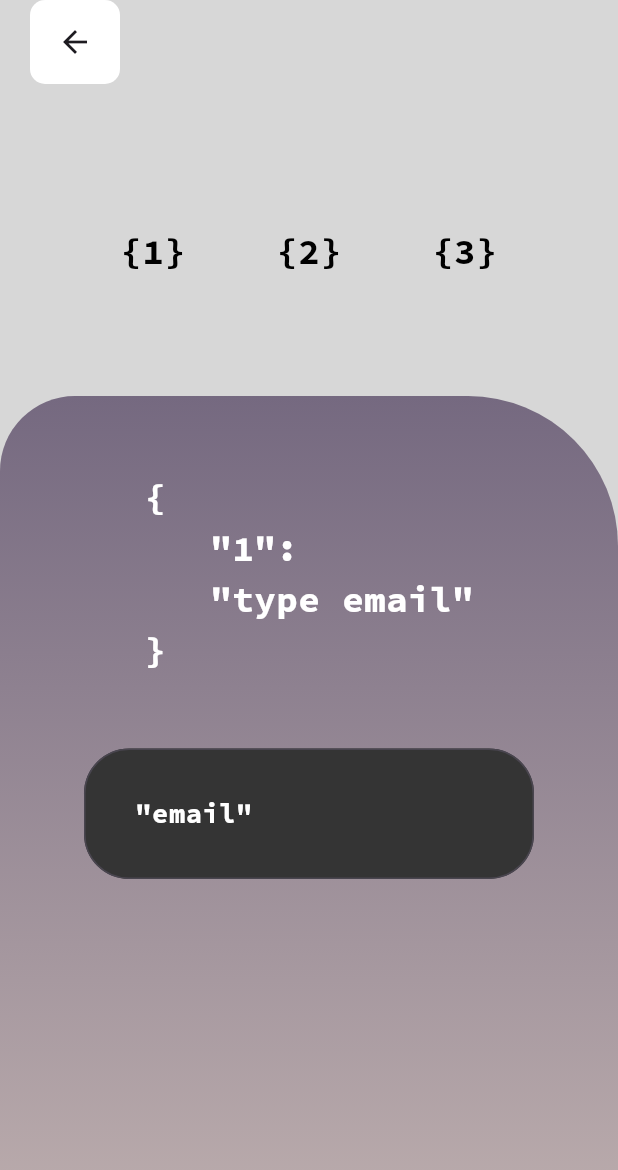
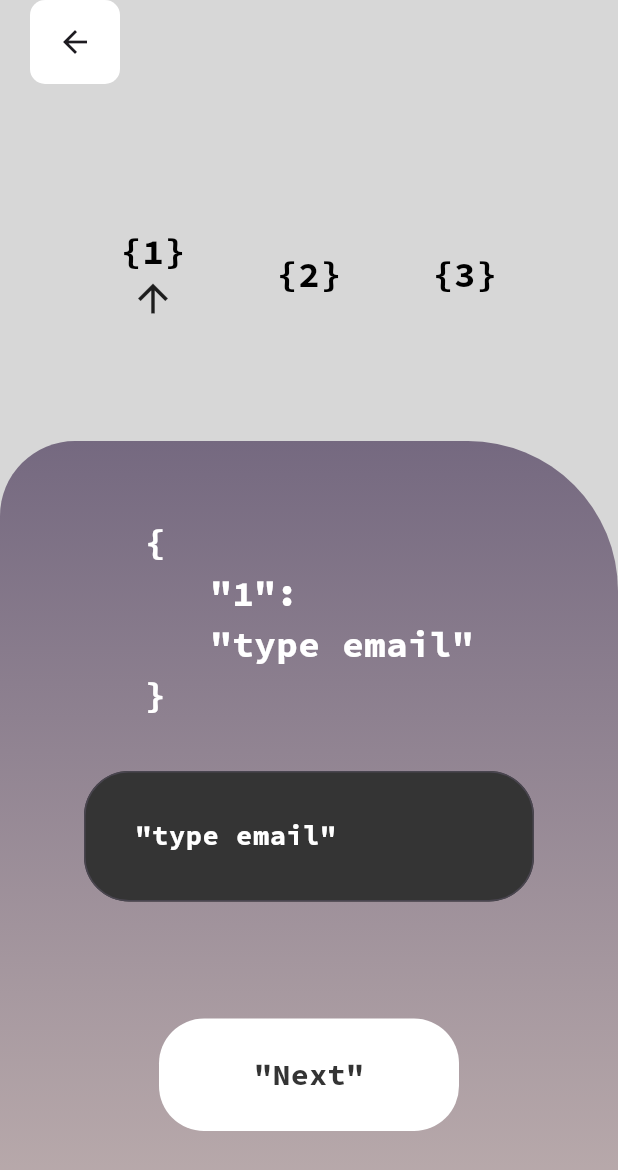
Before and after one commit to aoiorio/Volcano, a Flutter app: the SignUpStepPage screen opened by its route, on a phone screen of 412 x 824 dp. Shown: the top 1170 px of the screen. Run offline on Flutter 3.47's test engine with Material 3 defaults, Android fonts, the phone set to English and light mode, and no system bars; our stand-ins replace flutter_riverpod, go_router, riverpod.

Commit message:
💡 feat: SignUpStepPage

```diff
--- /dev/null
+++ b/lib/presentation/component/sign_up/sign_up_main_button.dart
@@ -0,0 +1,40 @@
+import 'package:flutter/material.dart';
+import 'package:volcano/presentation/component/bounced_button.dart';
+
+class SignUpMainButton extends StatelessWidget {
+  const SignUpMainButton({
+    super.key,
+    required this.title,
+    required this.onPress,
+  });
+
+  final String title;
+  final Function onPress;
+
+  @override
+  Widget build(BuildContext context) {
+    return SizedBox(
+      width: 200,
+      height: 75,
+      child: BouncedButton(
+        onPress: () {
+          onPress();
+        },
+        child: Container(
+          alignment: Alignment.center,
+          decoration: BoxDecoration(
+            color: Colors.white,
+            borderRadius: BorderRadius.circular(30),
+          ),
+          child: Text(
+            title,
+            style: Theme.of(context)
+                .textTheme
+                .bodyMedium!
+                .copyWith(fontSize: 20, color: const Color(0xff343434)),
+          ),
+        ),
+      ),
+    );
+  }
+}
--- a/lib/presentation/component/sign_up_text_shape.dart
+++ b/lib/presentation/component/sign_up/sign_up_text_shape.dart
@@ -1,29 +1,40 @@
 import 'package:flutter/material.dart';
+import 'package:flutter/services.dart';
 import 'package:flutter_riverpod/flutter_riverpod.dart';
+import 'package:go_router/go_router.dart';
+import 'package:volcano/presentation/component/sign_up/sign_up_main_button.dart';
 import 'package:volcano/presentation/provider/sign_up_page_providers.dart';
 
-class SignUpTextShape extends ConsumerWidget {
+class SignUpTextShape extends ConsumerStatefulWidget {
   const SignUpTextShape({
     super.key,
     required this.gradientColorBegin,
     required this.gradientColorEnd,
     required this.stepTitle,
     required this.hintString,
-    required this.textEditingController,
-    // required this.isFilledProvider,
   });
 
   final Color gradientColorBegin;
   final Color gradientColorEnd;
   final String stepTitle;
   final String hintString;
-  final TextEditingController textEditingController;
-  // final StateProvider isFilledProvider;
 
   @override
-  Widget build(BuildContext context, WidgetRef ref) {
+  ConsumerState<ConsumerStatefulWidget> createState() =>
+      _SignUpTextShapeState();
+}
+
+class _SignUpTextShapeState extends ConsumerState<SignUpTextShape> {
+  @override
+  Widget build(BuildContext context) {
+    // TODO: implement build
     double width = MediaQuery.of(context).size.width;
     double height = MediaQuery.of(context).size.height;
+    final textEditingController = ref
+        .watch(signUpTextEditingControllerProvider(widget.hintString).notifier)
+        .state;
+    final passwordText =
+        ref.watch(passwordTextControllerProvider.notifier).state.text;
 
     return Expanded(
       child: Stack(
@@ -39,7 +50,7 @@ class SignUpTextShape extends ConsumerWidget {
                   topRight: Radius.circular(100),
                 ),
                 gradient: LinearGradient(
-                  colors: [gradientColorBegin, gradientColorEnd],
+                  colors: [widget.gradientColorBegin, widget.gradientColorEnd],
                   begin: Alignment.topCenter,
                   end: Alignment.bottomCenter,
                 ),
@@ -49,7 +60,7 @@ class SignUpTextShape extends ConsumerWidget {
           Positioned(
             top: 50,
             child: Text(
-              stepTitle,
+              widget.stepTitle,
               style: Theme.of(context)
                   .textTheme
                   .bodyMedium!
@@ -57,22 +68,43 @@ class SignUpTextShape extends ConsumerWidget {
             ),
           ),
           Positioned(
-            // bottom: 20,
+            // top: 20,
             child: SizedBox(
               width: 300,
               height: 90,
               child: TextField(
                 controller: textEditingController,
                 onChanged: (value) {
-                  if (!value.contains("@") && hintString.contains("email")) {
+                  // NOTE Validations
+                  if (!value.contains("@") &&
+                      widget.hintString.contains("email")) {
                     ref.watch(isEmailFilledProvider.notifier).state = false;
-                  } else if (hintString.contains("email")) {
+                  } else if (widget.hintString.contains("email") &&
+                      value.trim().isNotEmpty &&
+                      value.length >= 3) {
                     ref.watch(isEmailFilledProvider.notifier).state = true;
-                  } else if (hintString == '"password"') {
-                    ref.watch(isPasswordFilledProvider.notifier).state = true;
-                  } else if (hintString == '"confirm pw') {
-                    ref.watch(isConfirmPasswordFilledProvider.notifier).state =
-                        true;
+                  }
+                  if (widget.hintString.contains("password")) {
+                    if (value.trim().isNotEmpty && value.length >= 4) {
+                      ref.watch(isPasswordFilledProvider.notifier).state = true;
+                    } else {
+                      ref.watch(isPasswordFilledProvider.notifier).state =
+                          false;
+                    }
+                  }
+                  if (widget.hintString.contains("confirm")) {
+                    if (value.trim().isNotEmpty &&
+                        passwordText.length == value.length &&
+                        passwordText == value &&
+                        value.length >= 4) {
+                      ref
+                          .watch(isConfirmPasswordFilledProvider.notifier)
+                          .state = true;
+                    } else {
+                      ref
+                          .watch(isConfirmPasswordFilledProvider.notifier)
+                          .state = false;
+                    }
                   }
                 },
                 cursorColor: Colors.grey,
@@ -81,7 +113,7 @@ class SignUpTextShape extends ConsumerWidget {
                   contentPadding: const EdgeInsets.all(30),
                   filled: true,
                   fillColor: const Color(0xff343434),
-                  hintText: hintString,
+                  hintText: widget.hintString,
                   border: OutlineInputBorder(
                     borderRadius: BorderRadius.circular(30),
                   ),
@@ -99,6 +131,21 @@ class SignUpTextShape extends ConsumerWidget {
               ),
             ),
           ),
+          Positioned(
+            top: 385,
+            child: SignUpMainButton(
+                title: widget.hintString.contains("confirm")
+                    ? '"Finish"'
+                    : '"Next"',
+                onPress: () {
+                  HapticFeedback.mediumImpact();
+                  widget.hintString.contains("confirm")
+                      ? context.pop()
+                      : ref
+                          .watch(stepCounterProvider.notifier)
+                          .update((state) => state + 1);
+                }),
+          )
         ],
       ),
     );
--- a/lib/presentation/page/sign_up/sign_up_step_page.dart
+++ b/lib/presentation/page/sign_up/sign_up_step_page.dart
@@ -4,7 +4,7 @@ import 'package:flutter_riverpod/flutter_riverpod.dart';
 import 'package:go_router/go_router.dart';
 import 'package:volcano/presentation/component/bounced_button.dart';
 import 'package:flutter/services.dart';
-import 'package:volcano/presentation/component/sign_up_text_shape.dart';
+import 'package:volcano/presentation/component/sign_up/sign_up_text_shape.dart';
 import 'package:volcano/presentation/provider/sign_up_page_providers.dart';
 
 // TODO Implement my own step by step feature by using List on so on.
@@ -13,35 +13,36 @@ class SignUpStepPage extends ConsumerWidget {
 
   @override
   Widget build(BuildContext context, WidgetRef ref) {
-    final emailTextController = ref.watch(emailTextControllerProvider);
-    final passwordTextController = ref.watch(passwordTextControllerProvider);
-    final confirmPasswordTextController =
-        ref.watch(confirmPasswordTextControllerProvider);
+    // ! DO NOT USE ref.watch(stepCounterProvider.notifier).state; because it won't work
+    final stepCount = ref.watch(stepCounterProvider);
 
     final List<Widget> stepPages = [
-      SignUpTextShape(
+      const SignUpTextShape(
         gradientColorBegin: Color(0xff756980),
         gradientColorEnd: Color(0xffBDAEAE),
         stepTitle: '{\n   "1": \n   "type email"\n}',
-        hintString: '"email"',
-        textEditingController: emailTextController,
+        hintString: '"type email"',
+        // textEditingController: emailTextController,
       ),
-      SignUpTextShape(
+      const SignUpTextShape(
         gradientColorBegin: Color(0xffB09C93),
         gradientColorEnd: Color(0xffBDAEAE),
-        stepTitle: '{\n   "1": \n   "type password"\n}',
-        hintString: '"password"',
-        textEditingController: passwordTextController,
+        stepTitle: '{\n   "2": \n   "type password"\n}',
+        hintString: '"type password"',
+        // textEditingController: passwordTextController,
       ),
-      SignUpTextShape(
+      const SignUpTextShape(
         gradientColorBegin: Color(0xff8A8E7C),
         gradientColorEnd: Color(0xffBDAEAE),
-        stepTitle: '{\n   "1": \n   "type confirm PW"\n}',
-        hintString: '"confirm PW"',
-        textEditingController: confirmPasswordTextController,
+        stepTitle: '{\n   "3": \n   "type confirm PW"\n}',
+        hintString: '"type confirm PW"',
+        // textEditingController: confirmPasswordTextController,
       ),
     ];
+
     return Scaffold(
+      // NOTE it means that when I show up keyboard, the widgets won't move
+      // resizeToAvoidBottomInset: false,
       appBar: AppBar(
         forceMaterialTransparency: true,
 
@@ -61,7 +62,9 @@ class SignUpStepPage extends ConsumerWidget {
             ),
             onPress: () {
               HapticFeedback.lightImpact();
-              context.pop(true);
+              stepCount >= 1
+                  ? ref.watch(stepCounterProvider.notifier).state -= 1
+                  : context.pop(true);
             },
           ),
         ),
@@ -78,31 +81,50 @@ class SignUpStepPage extends ConsumerWidget {
             const SizedBox(
               height: 150,
             ),
-            const Row(
+            Row(
               mainAxisAlignment: MainAxisAlignment.center,
               crossAxisAlignment: CrossAxisAlignment.center,
               children: [
                 Column(
                   children: [
-                    Text('{1}'),
+                    const Text('{1}'),
+                    stepCount == 0
+                        ? const Icon(
+                            Icons.arrow_upward_outlined,
+                            size: 30,
+                          )
+                        : const SizedBox()
                   ],
                 ),
-                SizedBox(width: 60),
+                const SizedBox(width: 60),
                 Column(
                   children: [
-                    Text('{2}'),
+                    const Text('{2}'),
+                    stepCount == 1
+                        ? const Icon(
+                            Icons.arrow_upward_outlined,
+                            size: 30,
+                          )
+                        : const SizedBox()
                   ],
                 ),
-                SizedBox(width: 60),
+                const SizedBox(width: 60),
                 Column(
                   children: [
-                    Text('{3}'),
+                    const Text('{3}'),
+                    stepCount == 2
+                        ? const Icon(
+                            Icons.arrow_upward_outlined,
+                            size: 30,
+                          )
+                        : const SizedBox()
                   ],
                 ),
               ],
             ),
             const SizedBox(height: 80),
-            stepPages[0]
+            // NOTE show page
+            stepPages[stepCount]
           ],
         ),
       ),
--- a/lib/presentation/provider/sign_up_page_providers.dart
+++ b/lib/presentation/provider/sign_up_page_providers.dart
@@ -12,6 +12,27 @@ final passwordTextControllerProvider =
 final confirmPasswordTextControllerProvider =
     StateProvider((ref) => TextEditingController());
 
+// NOTE family means that return TextEditingController value and get String value
+final signUpTextEditingControllerProvider =
+    StateProvider.family<TextEditingController, String>((ref, text) {
+  return text.contains("email")
+      ? ref.watch(emailTextControllerProvider)
+      : text.contains("password")
+          ? ref.watch(passwordTextControllerProvider)
+          : ref.watch(confirmPasswordTextControllerProvider);
+});
+
+// NOTE it is for signup page texts
+final signUpTextControllerTextProvider =
+    StateProvider.family<String, String>((ref, text) {
+  print(text);
+  return text.contains("Email")
+      ? ref.watch(emailTextControllerProvider).text
+      : text.contains("Password")
+          ? ref.watch(passwordTextControllerProvider).text
+          : ref.watch(confirmPasswordTextControllerProvider).text;
+});
+
 final isEmailFilledProvider = StateProvider((ref) => false);
 
 final isPasswordFilledProvider = StateProvider((ref) => false);
--- a/lib/presentation/routes.dart
+++ b/lib/presentation/routes.dart
@@ -21,8 +21,8 @@ final GoRouter goRouter = GoRouter(
     ),
     // NOTE SignUpPage router
     GoRoute(
-        path: '/sign-up-email',
-        name: 'sign-up-email',
+        path: '/sign-up-step',
+        name: 'sign-up-step',
         pageBuilder: (context, state) =>
             buildTransitionPage(child: const SignUpStepPage())),
   ],
```
Also changed, not shown: lib/presentation/component/sign_up/sign_up_shape_button.dart (renamed from lib/presentation/component/sign_up_shape_button.dart, +5 -19 lines), lib/presentation/page/sign_up/sign_up_page.dart (+26 -31 lines).
